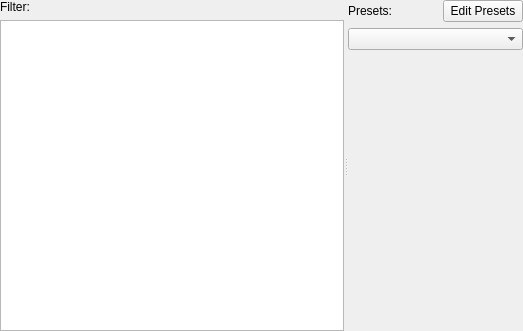
KDE/krita, file krita/ui/forms/wdgfilterselector.ui: the form before one commit.
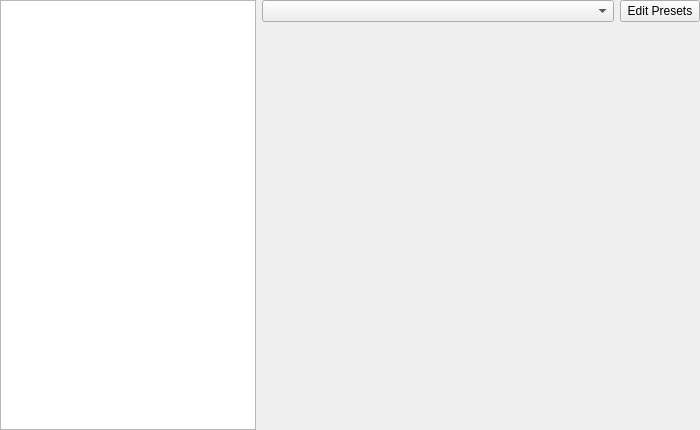
The form after the commit. Custom widgets are drawn as their Qt base class.

Commit message:
Filter dialogs: Improve the treeview and set the filter widget in a scroll area
Patch by Moritz Molch. Thanks!
CCMAIL:kde@moritzmolch.de
REVIEW:122858

What changed in the file:
```diff
--- a/krita/ui/forms/wdgfilterselector.ui
+++ b/krita/ui/forms/wdgfilterselector.ui
@@ -6,34 +6,38 @@
    <rect>
     <x>0</x>
     <y>0</y>
-    <width>523</width>
-    <height>331</height>
+    <width>700</width>
+    <height>430</height>
    </rect>
   </property>
+  <property name="sizePolicy">
+   <sizepolicy hsizetype="Minimum" vsizetype="Preferred">
+    <horstretch>0</horstretch>
+    <verstretch>0</verstretch>
+   </sizepolicy>
+  </property>
+  <property name="minimumSize">
+   <size>
+    <width>700</width>
+    <height>430</height>
+   </size>
+  </property>
   <property name="windowTitle">
    <string>Filter selection</string>
   </property>
-  <layout class="QGridLayout">
-   <property name="margin">
+  <layout class="QHBoxLayout" name="horizontalLayout_2" stretch="0,0">
+   <property name="leftMargin">
     <number>0</number>
    </property>
-   <item row="0" column="0">
-    <widget class="QSplitter" name="splitter">
-     <property name="orientation">
-      <enum>Qt::Horizontal</enum>
-     </property>
-     <widget class="QWidget">
-      <layout class="QVBoxLayout">
+   <property name="topMargin">
+    <number>0</number>
+   </property>
        <property name="rightMargin">
-        <number>-1</number>
-       </property>
-       <item>
-        <widget class="QLabel" name="label_2">
-         <property name="text">
-          <string>Filter:</string>
-         </property>
-        </widget>
-       </item>
+    <number>0</number>
+   </property>
+   <property name="bottomMargin">
+    <number>0</number>
+   </property>
        <item>
         <widget class="KisFilterTree" name="filtersSelector">
          <property name="sizePolicy">
@@ -42,17 +46,31 @@
            <verstretch>0</verstretch>
           </sizepolicy>
          </property>
-         <property name="wordWrap">
-          <bool>true</bool>
-         </property>
-        </widget>
-       </item>
-      </layout>
-     </widget>
-     <widget class="QWidget">
-      <layout class="QGridLayout">
+     <property name="autoScrollMargin">
+      <number>20</number>
+     </property>
+     <property name="textElideMode">
+      <enum>Qt::ElideNone</enum>
+     </property>
+     <attribute name="headerStretchLastSection">
+      <bool>false</bool>
+     </attribute>
+    </widget>
+   </item>
+   <item>
+    <widget class="QWidget" name="widget" native="true">
+     <property name="sizePolicy">
+      <sizepolicy hsizetype="Preferred" vsizetype="Preferred">
+       <horstretch>1</horstretch>
+       <verstretch>0</verstretch>
+      </sizepolicy>
+     </property>
+     <layout class="QVBoxLayout" name="verticalLayout">
+      <property name="spacing">
+       <number>12</number>
+      </property>
        <property name="leftMargin">
-        <number>-1</number>
+       <number>0</number>
        </property>
        <property name="topMargin">
         <number>0</number>
@@ -63,30 +81,25 @@
        <property name="bottomMargin">
         <number>0</number>
        </property>
-       <property name="horizontalSpacing">
+      <item>
+       <widget class="QWidget" name="widget_2" native="true">
+        <layout class="QHBoxLayout" name="horizontalLayout">
+         <property name="leftMargin">
         <number>0</number>
        </property>
-       <item row="0" column="2">
-        <widget class="QPushButton" name="pushButtonEditPressets">
-         <property name="text">
-          <string>Edit Presets</string>
+         <property name="topMargin">
+          <number>0</number>
          </property>
-        </widget>
-       </item>
-       <item row="0" column="0">
-        <widget class="QLabel" name="label">
-         <property name="text">
-          <string>Presets:</string>
+         <property name="rightMargin">
+          <number>0</number>
          </property>
-         <property name="alignment">
-          <set>Qt::AlignRight|Qt::AlignTrailing|Qt::AlignVCenter</set>
+         <property name="bottomMargin">
+          <number>0</number>
          </property>
-        </widget>
-       </item>
-       <item row="1" column="0" colspan="3">
+         <item>
         <widget class="QComboBox" name="comboBoxPresets">
          <property name="sizePolicy">
-          <sizepolicy hsizetype="MinimumExpanding" vsizetype="Fixed">
+            <sizepolicy hsizetype="Expanding" vsizetype="Fixed">
            <horstretch>0</horstretch>
            <verstretch>0</verstretch>
           </sizepolicy>
@@ -105,7 +118,53 @@
          </property>
         </widget>
        </item>
-       <item row="3" column="0" colspan="3">
+         <item>
+          <widget class="QPushButton" name="pushButtonEditPressets">
+           <property name="text">
+            <string>Edit Presets</string>
+           </property>
+          </widget>
+         </item>
+        </layout>
+       </widget>
+      </item>
+      <item>
+       <widget class="QScrollArea" name="scrollArea">
+        <property name="frameShape">
+         <enum>QFrame::NoFrame</enum>
+        </property>
+        <property name="frameShadow">
+         <enum>QFrame::Plain</enum>
+        </property>
+        <property name="lineWidth">
+         <number>0</number>
+        </property>
+        <property name="widgetResizable">
+         <bool>true</bool>
+        </property>
+        <widget class="QWidget" name="scrollAreaWidgetContents">
+         <property name="geometry">
+          <rect>
+           <x>0</x>
+           <y>0</y>
+           <width>438</width>
+           <height>391</height>
+          </rect>
+         </property>
+         <layout class="QVBoxLayout" name="verticalLayout_2">
+          <property name="leftMargin">
+           <number>0</number>
+          </property>
+          <property name="topMargin">
+           <number>0</number>
+          </property>
+          <property name="rightMargin">
+           <number>0</number>
+          </property>
+          <property name="bottomMargin">
+           <number>0</number>
+          </property>
+          <item>
         <widget class="QWidget" name="centralWidgetHolder" native="true">
          <property name="sizePolicy">
           <sizepolicy hsizetype="Expanding" vsizetype="Expanding">
@@ -115,37 +174,11 @@
          </property>
         </widget>
        </item>
-       <item row="0" column="1">
-        <spacer name="horizontalSpacer">
-         <property name="orientation">
-          <enum>Qt::Horizontal</enum>
-         </property>
-         <property name="sizeHint" stdset="0">
-          <size>
-           <width>6</width>
-           <height>20</height>
-          </size>
-         </property>
-        </spacer>
-       </item>
-       <item row="2" column="0" colspan="3">
-        <spacer name="verticalSpacer">
-         <property name="orientation">
-          <enum>Qt::Vertical</enum>
-         </property>
-         <property name="sizeType">
-          <enum>QSizePolicy::Fixed</enum>
-         </property>
-         <property name="sizeHint" stdset="0">
-          <size>
-           <width>20</width>
-           <height>18</height>
-          </size>
-         </property>
-        </spacer>
-       </item>
-      </layout>
-     </widget>
+         </layout>
+        </widget>
+       </widget>
+      </item>
+     </layout>
     </widget>
    </item>
   </layout>
```
Lines whose indentation alone changed are shown as unchanged. The commit also changes 3 other files.
